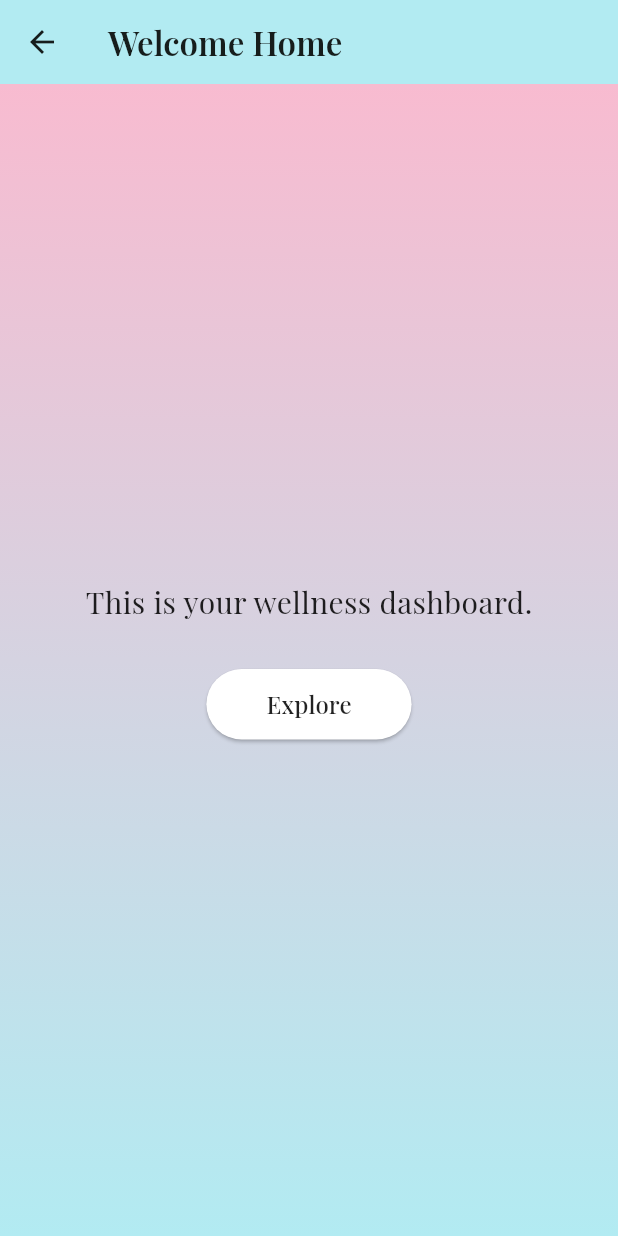
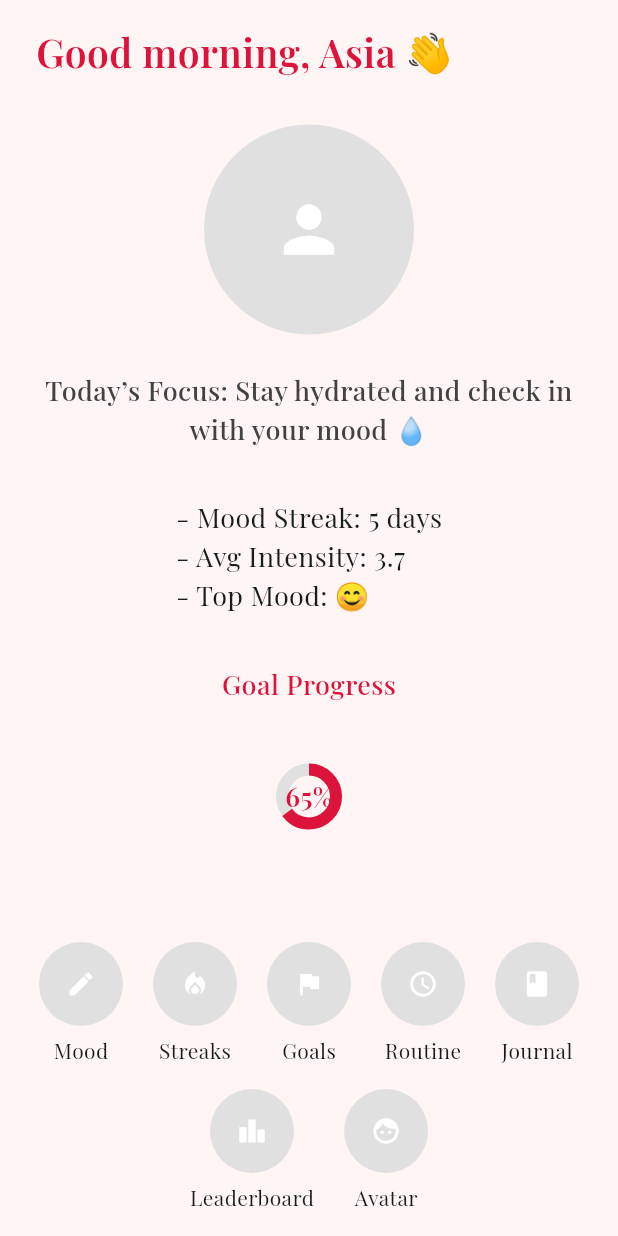
Before and after one commit to amber-jam/Oyaura, a Flutter app: the HomeScreen screen opened by its route, on a phone screen of 412 x 824 dp. Run offline on Flutter 3.47's test engine with Material 3 defaults, Android fonts, the phone set to English and light mode, and no system bars; our stand-ins replace google_fonts.

Commit message:
updates to home_screen

```diff
--- a/oyaura/lib/main.dart
+++ b/oyaura/lib/main.dart
@@ -20,8 +20,8 @@ class OyauraApp extends StatelessWidget {
       initialRoute: '/',
       routes: {
         '/': (context) => StartupScreen(),
-        '/login': (context) => MoodTrackerScreen(),
-        '/home': (context) => HomeScreen(),
+        '/mood': (context) => const MoodTrackerScreen(),
+        '/signup': (context) => HomeScreen(),
       },
     );
   }
--- a/oyaura/lib/screens/home_screen.dart
+++ b/oyaura/lib/screens/home_screen.dart
@@ -4,61 +4,184 @@ import 'package:google_fonts/google_fonts.dart';
 class HomeScreen extends StatelessWidget {
   const HomeScreen({super.key});
 
+  String getGreeting() {
+    final hour = DateTime.now().hour;
+    if (hour < 12) return 'Good morning';
+    if (hour < 17) return 'Good afternoon';
+    return 'Good evening';
+  }
+
   @override
   Widget build(BuildContext context) {
+    final String greeting = getGreeting();
+    final int moodStreak = 5;
+    final double avgIntensity = 3.7;
+    final String topMood = '😊';
+    final double goalProgress = 0.65; // 65% toward goal
+
     return Scaffold(
-      appBar: AppBar(
-        title: Text(
-          'Welcome Home',
+      backgroundColor: const Color(0xFFFFF5F5),
+      body: SafeArea(
+        child: Column(
+          children: [
+            // Top Greeting
+            Padding(
+              padding: const EdgeInsets.symmetric(horizontal: 24, vertical: 16),
+              child: Align(
+                alignment: Alignment.centerLeft,
+                child: Text(
+                  '$greeting, Asia 👋',
                   style: GoogleFonts.playfairDisplay(
+                    fontSize: 26,
                     fontWeight: FontWeight.w600,
-            fontSize: 22,
+                    color: const Color(0xFFDC143C),
                   ),
                 ),
-        backgroundColor: const Color(0xFFB2EBF2),
-        elevation: 0,
-      ),
-      body: Container(
-        decoration: const BoxDecoration(
-          gradient: LinearGradient(
-            colors: [Color(0xFFF8BBD0), Color(0xFFB2EBF2)],
-            begin: Alignment.topCenter,
-            end: Alignment.bottomCenter,
               ),
             ),
-        child: Center(
+
+            // Avatar
+            const SizedBox(height: 12),
+            CircleAvatar(
+              radius: 70,
+              backgroundColor: Colors.grey[300],
+              child: const Icon(Icons.person, size: 50, color: Colors.white),
+            ),
+
+            // Daily Prompt
+            const SizedBox(height: 24),
+            Padding(
+              padding: const EdgeInsets.symmetric(horizontal: 24),
+              child: Text(
+                'Today’s Focus: Stay hydrated and check in with your mood 💧',
+                textAlign: TextAlign.center,
+                style: GoogleFonts.playfairDisplay(
+                  fontSize: 18,
+                  fontWeight: FontWeight.w500,
+                  color: Colors.grey[800],
+                ),
+              ),
+            ),
+
+            // Stats Section
+            const SizedBox(height: 32),
+            Padding(
+              padding: const EdgeInsets.symmetric(horizontal: 24),
               child: Column(
-            mainAxisSize: MainAxisSize.min,
+                crossAxisAlignment: CrossAxisAlignment.start,
+                children: [
+                  Text('- Mood Streak: $moodStreak days',
+                      style: GoogleFonts.playfairDisplay(fontSize: 18)),
+                  Text('- Avg Intensity: ${avgIntensity.toStringAsFixed(1)}',
+                      style: GoogleFonts.playfairDisplay(fontSize: 18)),
+                  Text('- Top Mood: $topMood',
+                      style: GoogleFonts.playfairDisplay(fontSize: 18)),
+                ],
+              ),
+            ),
+
+            // Goal Progress Ring
+            const SizedBox(height: 32),
+            Column(
               children: [
                 Text(
-                'This is your wellness dashboard.',
+                  'Goal Progress',
                   style: GoogleFonts.playfairDisplay(
-                  fontSize: 20,
-                  color: Colors.black87,
+                    fontSize: 18,
+                    fontWeight: FontWeight.w500,
+                    color: const Color(0xFFDC143C),
                   ),
                 ),
-              const SizedBox(height: 30),
-              ElevatedButton(
-                style: ElevatedButton.styleFrom(
-                  backgroundColor: Colors.white,
-                  foregroundColor: Colors.black87,
-                  padding: const EdgeInsets.symmetric(horizontal: 40, vertical: 12),
-                  shape: RoundedRectangleBorder(
-                    borderRadius: BorderRadius.circular(30),
+                const SizedBox(height: 12),
+                SizedBox(
+                  width: 100,
+                  height: 100,
+                  child: Stack(
+                    alignment: Alignment.center,
+                    children: [
+                      CircularProgressIndicator(
+                        value: goalProgress,
+                        strokeWidth: 8,
+                        backgroundColor: Colors.grey[300],
+                        color: const Color(0xFFDC143C),
                       ),
-                ),
-                onPressed: () {
-                  // Add navigation or action here
-                },
-                child: Text(
-                  'Explore',
-                  style: GoogleFonts.playfairDisplay(fontSize: 16),
+                      Text(
+                        '${(goalProgress * 100).toInt()}%',
+                        style: GoogleFonts.playfairDisplay(
+                          fontSize: 18,
+                          fontWeight: FontWeight.w600,
+                          color: const Color(0xFFDC143C),
                         ),
                       ),
                     ],
                   ),
                 ),
+              ],
+            ),
+
+            const Spacer(),
+
+            // Bottom Navigation Buttons
+            Padding(
+              padding: const EdgeInsets.symmetric(horizontal: 12, vertical: 16),
+              child: Wrap(
+                alignment: WrapAlignment.center,
+                spacing: 20,
+                runSpacing: 16,
+                children: [
+                  _NavIcon(icon: Icons.edit, label: 'Mood', onTap: () {
+                    Navigator.pushNamed(context, '/mood');
+                  }),
+                  _NavIcon(icon: Icons.local_fire_department, label: 'Streaks', onTap: () {
+                    Navigator.pushNamed(context, '/streaks');
+                  }),
+                  _NavIcon(icon: Icons.flag, label: 'Goals', onTap: () {
+                    Navigator.pushNamed(context, '/goals');
+                  }),
+                  _NavIcon(icon: Icons.access_time, label: 'Routine', onTap: () {
+                    Navigator.pushNamed(context, '/routine');
+                  }),
+                  _NavIcon(icon: Icons.book, label: 'Journal', onTap: () {
+                    Navigator.pushNamed(context, '/journal');
+                  }),
+                  _NavIcon(icon: Icons.leaderboard, label: 'Leaderboard', onTap: () {
+                    Navigator.pushNamed(context, '/leaderboard');
+                  }),
+                  _NavIcon(icon: Icons.face, label: 'Avatar', onTap: () {
+                    Navigator.pushNamed(context, '/avatar');
+                  }),
+                ],
+              ),
+            ),
+          ],
+        ),
       ),
     );
   }
 }
+
+class _NavIcon extends StatelessWidget {
+  final IconData icon;
+  final String label;
+  final VoidCallback onTap;
+
+  const _NavIcon({required this.icon, required this.label, required this.onTap, super.key});
+
+  @override
+  Widget build(BuildContext context) {
+    return GestureDetector(
+      onTap: onTap,
+      child: Column(
+        children: [
+          CircleAvatar(
+            radius: 28,
+            backgroundColor: Colors.grey[300],
+            child: Icon(icon, size: 20, color: Colors.white),
+          ),
+          const SizedBox(height: 6),
+          Text(label, style: GoogleFonts.playfairDisplay(fontSize: 14)),
+        ],
+      ),
+    );
+  }
+}
```
Lines whose indentation alone changed are shown as unchanged.
